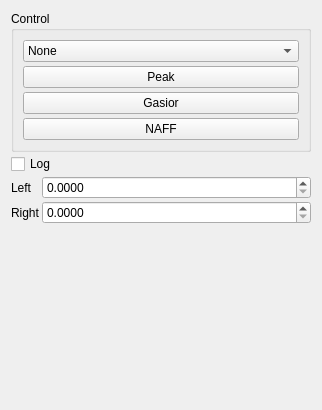
Above: ControlWidget.ui from Snake9889/FreqMeasure before the change. Below: the same form after it.
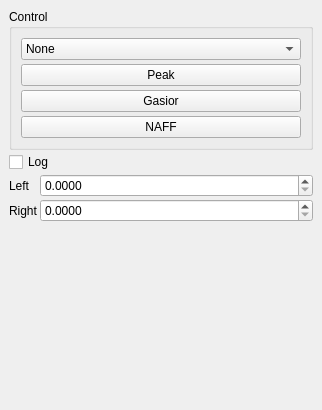
That is the form after the change.

Commit message: Window restored.

```diff
--- a/ControlWidget.ui
+++ b/ControlWidget.ui
@@ -14,6 +14,21 @@
    <string>Form</string>
   </property>
   <layout class="QVBoxLayout" name="verticalLayout_3">
+   <property name="spacing">
+    <number>4</number>
+   </property>
+   <property name="leftMargin">
+    <number>9</number>
+   </property>
+   <property name="topMargin">
+    <number>9</number>
+   </property>
+   <property name="rightMargin">
+    <number>9</number>
+   </property>
+   <property name="bottomMargin">
+    <number>9</number>
+   </property>
    <item>
     <layout class="QVBoxLayout" name="verticalLayout_2">
      <property name="spacing">
```
The commit also changes 4 other files.
